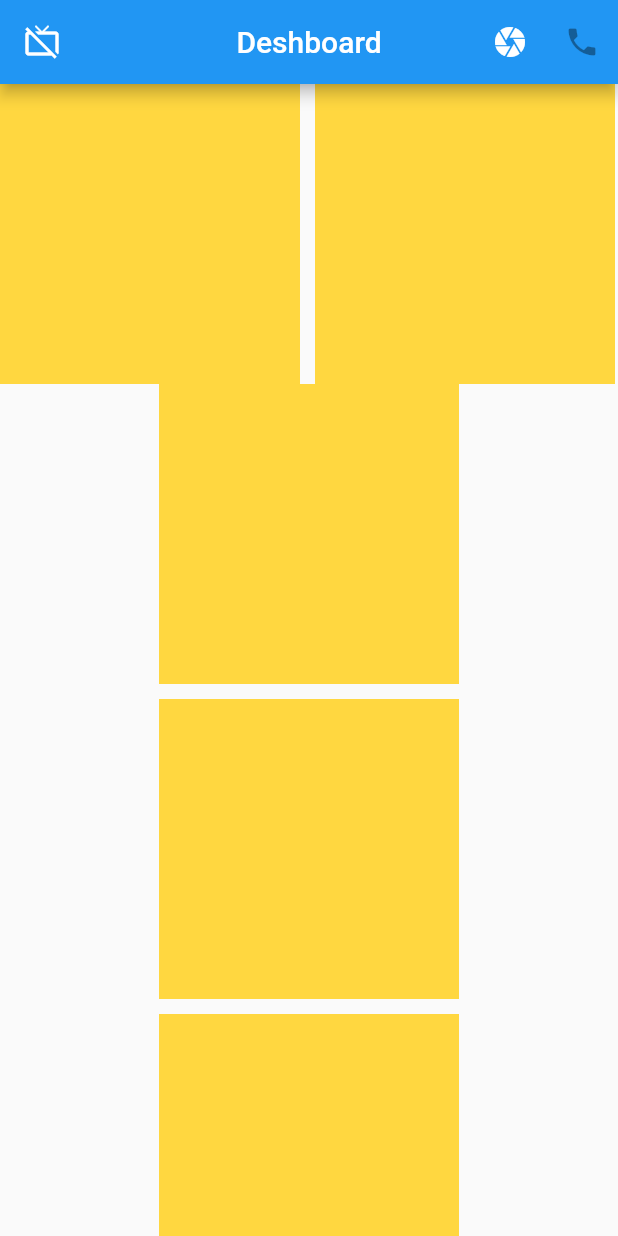
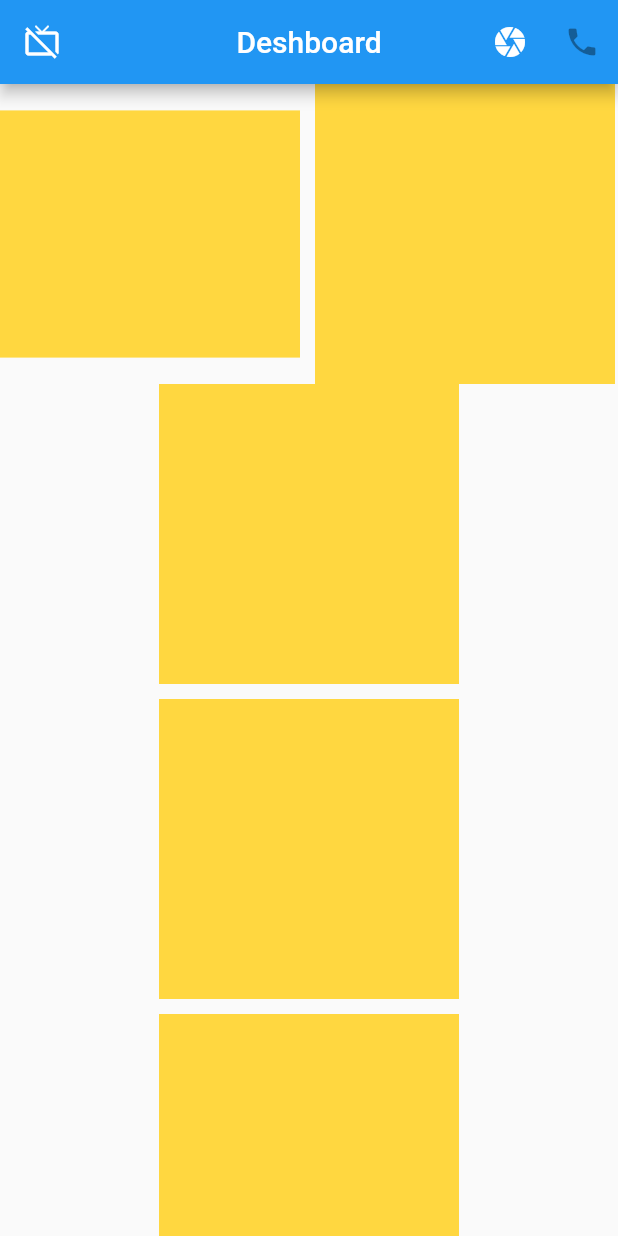
Before and after one commit to sajibsaha4647/flutter-ui-design, a Flutter app: the screen it shows after launch, on a phone screen of 412 x 824 dp. Run offline on Flutter 3.47's test engine with Material 2 defaults, Android fonts, the phone set to English and light mode, and no system bars.

Commit message:
add media query

```diff
--- a/lib/main.dart
+++ b/lib/main.dart
@@ -11,15 +11,29 @@ class MyApp extends StatelessWidget {
 
   @override
   Widget build(BuildContext context) {
-    // var size,height,width;
-    // getting the size of the window
-    // size = MediaQuery.of(context).size;
-    // height = size.height;
-    // width = size.width;
+
 
     return  MaterialApp(
       debugShowCheckedModeBanner: false,
-      home: SafeArea(
+      home: HomePage()
+
+    );
+  }
+}
+
+class HomePage extends StatelessWidget {
+  const HomePage({Key? key}) : super(key: key);
+
+  @override
+  Widget build(BuildContext context) {
+
+    var size,height,width;
+    // getting the size of the window
+    size = MediaQuery.of(context).size;
+    height = size.height;
+    width = size.width;
+
+    return SafeArea(
         child: Scaffold(
           appBar: AppBar(
             centerTitle: true,
@@ -39,7 +53,7 @@ class MyApp extends StatelessWidget {
                   child: Row(
                     children: [
                       Container(
-                      height: 200,
+                        height: height*0.2,
                         width: 200,
                         color:Colors.amberAccent,
                       ),
@@ -97,7 +111,6 @@ class MyApp extends StatelessWidget {
           ),
         )
 
-      )
     );
   }
 }
```
Lines whose indentation alone changed are shown as unchanged.
